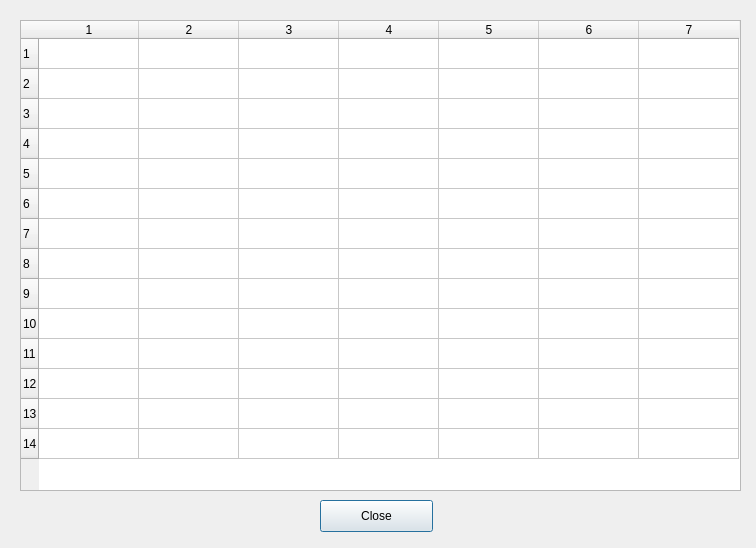
Qt form code/table.ui (Ramoncarden/music_theory) before a commit.
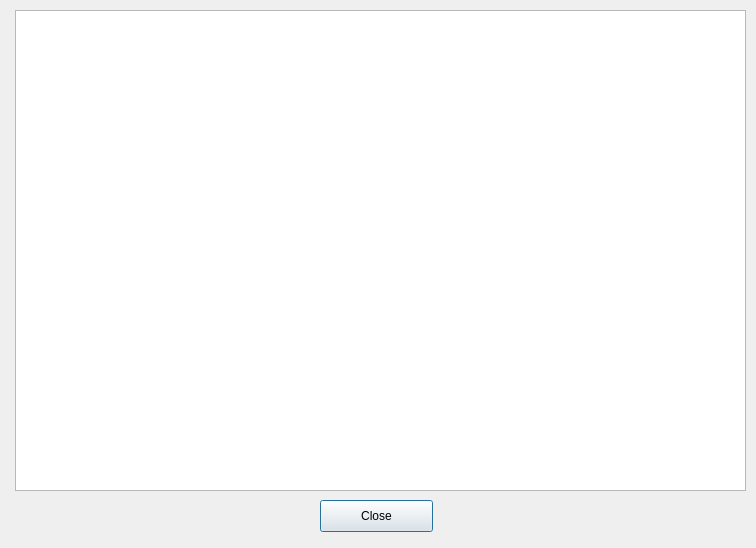
The same form after that commit.

Commit message: Load all sounds in global variables

```diff
--- a/code/table.ui
+++ b/code/table.ui
@@ -26,72 +26,21 @@
     <string>Close</string>
    </property>
   </widget>
-  <widget class="QTableWidget" name="tableWidget">
+  <widget class="QTableView" name="tableView">
+   <property name="enabled">
+    <bool>true</bool>
+   </property>
    <property name="geometry">
     <rect>
-     <x>20</x>
-     <y>20</y>
-     <width>721</width>
-     <height>471</height>
+     <x>15</x>
+     <y>10</y>
+     <width>731</width>
+     <height>481</height>
     </rect>
    </property>
    <property name="showGrid">
     <bool>true</bool>
    </property>
-   <property name="rowCount">
-    <number>14</number>
-   </property>
-   <property name="columnCount">
-    <number>7</number>
-   </property>
-   <attribute name="horizontalHeaderVisible">
-    <bool>true</bool>
-   </attribute>
-   <attribute name="horizontalHeaderCascadingSectionResizes">
-    <bool>true</bool>
-   </attribute>
-   <attribute name="horizontalHeaderDefaultSectionSize">
-    <number>100</number>
-   </attribute>
-   <attribute name="horizontalHeaderHighlightSections">
-    <bool>true</bool>
-   </attribute>
-   <attribute name="horizontalHeaderMinimumSectionSize">
-    <number>19</number>
-   </attribute>
-   <attribute name="horizontalHeaderShowSortIndicator" stdset="0">
-    <bool>false</bool>
-   </attribute>
-   <attribute name="horizontalHeaderStretchLastSection">
-    <bool>false</bool>
-   </attribute>
-   <attribute name="verticalHeaderVisible">
-    <bool>true</bool>
-   </attribute>
-   <attribute name="verticalHeaderCascadingSectionResizes">
-    <bool>true</bool>
-   </attribute>
-   <row/>
-   <row/>
-   <row/>
-   <row/>
-   <row/>
-   <row/>
-   <row/>
-   <row/>
-   <row/>
-   <row/>
-   <row/>
-   <row/>
-   <row/>
-   <row/>
-   <column/>
-   <column/>
-   <column/>
-   <column/>
-   <column/>
-   <column/>
-   <column/>
   </widget>
  </widget>
  <resources/>
```
The commit also changes 2 other files.
